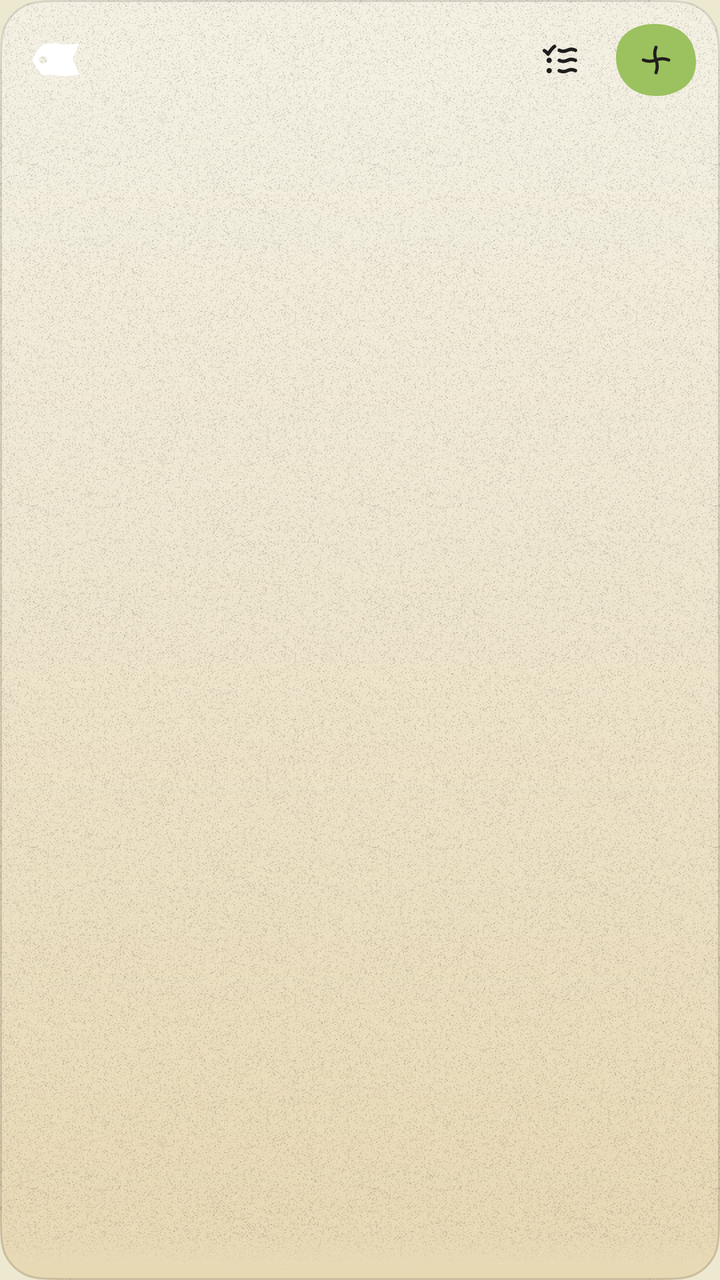
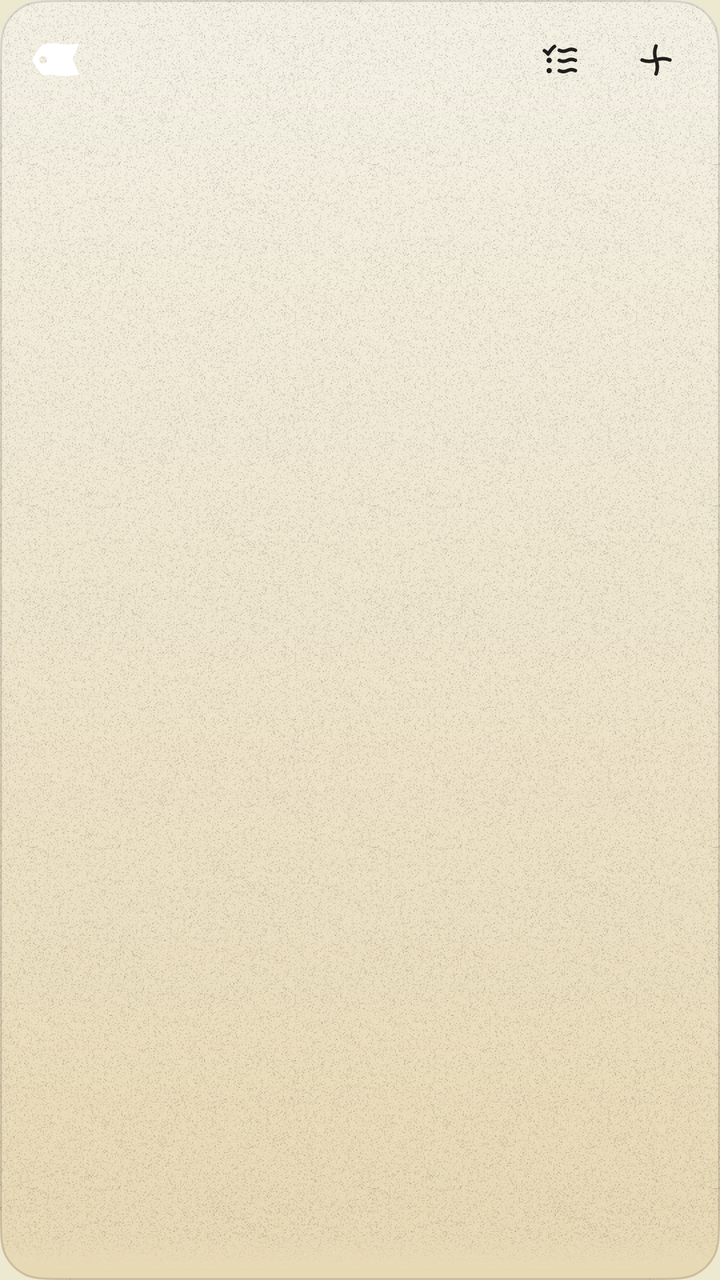

An Android layout rendered at two revisions. The XML below is the earlier revision; the diff shows what the commit changed to produce the second picture.
<!-- AndroidManifest.xml: application theme AppTheme -->
<!-- res/layout/widget_label.xml -->
<?xml version="1.0" encoding="utf-8"?>
<FrameLayout xmlns:android="http://schemas.android.com/apk/res/android"
    android:id="@android:id/background"
    android:clipToOutline="true"
    android:outlineProvider="bounds"
    android:layout_width="match_parent"
    android:layout_height="match_parent"
    android:background="@drawable/wgen_panel_ground"
    android:foreground="@drawable/wgen_panel_edge">

    <LinearLayout
        android:layout_width="match_parent"
        android:layout_height="match_parent"
        android:orientation="vertical">

        <LinearLayout
            android:layout_width="match_parent"
            android:layout_height="wrap_content"
            android:gravity="center_vertical"
            android:orientation="horizontal"
            android:paddingStart="6dp"
            android:paddingTop="6dp"
            android:paddingEnd="8dp"
            android:paddingBottom="4dp">

            <LinearLayout
                android:id="@+id/label_open"
                android:layout_width="0dp"
                android:layout_height="48dp"
                android:layout_weight="1"
                android:background="@drawable/wgen_row_press"
                android:contentDescription="@string/widget_label_open"
                android:gravity="center_vertical"
                android:orientation="horizontal"
                android:paddingStart="10dp"
                android:paddingEnd="8dp">

                <ImageView
                    android:id="@+id/label_tag"
                    android:layout_width="24dp"
                    android:layout_height="17dp"
                    android:importantForAccessibility="no"
                    android:scaleType="fitXY"
                    android:src="@drawable/wgen_tag" />

                
                <FrameLayout
                    android:layout_width="wrap_content"
                    android:layout_height="wrap_content"
                    android:layout_marginStart="10dp">

                    <ImageView
                        android:id="@+id/label_name_image"
                        android:layout_width="wrap_content"
                        android:layout_height="wrap_content"
                        android:visibility="gone" />

                    <ImageView
                        android:id="@+id/label_name_emoji"
                        android:layout_width="wrap_content"
                        android:layout_height="wrap_content"
                        android:importantForAccessibility="no"
                        android:visibility="gone" />

                    <TextView
                        android:id="@+id/label_name"
                        style="@style/WidgetText.Title"
                        android:layout_width="wrap_content"
                        android:layout_height="wrap_content"
                        android:ellipsize="end"
                        android:maxLines="1" />
                </FrameLayout>
            </LinearLayout>

            <ImageView
                android:id="@+id/label_new_list"
                style="@style/WidgetIconButton.Head"
                android:background="@drawable/wgen_press_3"
                android:contentDescription="@string/widget_checklist"
                android:src="@drawable/wgen_g_checklist" />

            
            <FrameLayout
                android:id="@+id/label_new_note"
                android:layout_width="48dp"
                android:layout_height="48dp"
                android:contentDescription="@string/widget_note">

                <ImageView
                    android:layout_width="40dp"
                    android:layout_height="36dp"
                    android:layout_gravity="center"
                    android:background="@drawable/wgen_capture_1"
                    android:duplicateParentState="true"
                    android:importantForAccessibility="no"
                    android:paddingStart="10dp"
                    android:paddingTop="8dp"
                    android:paddingEnd="10dp"
                    android:paddingBottom="8dp"
                    android:scaleType="fitCenter"
                    android:src="@drawable/wgen_g_plus_on_leaf" />
            </FrameLayout>
        </LinearLayout>

        <FrameLayout
            android:layout_width="match_parent"
            android:layout_height="0dp"
            android:layout_weight="1">

            <ListView
                android:id="@+id/label_list"
                android:listSelector="@android:color/transparent"
                android:layout_width="match_parent"
                android:layout_height="match_parent"
                android:clipToPadding="true"
                android:divider="@android:color/transparent"
                android:dividerHeight="8dp"
                android:paddingStart="8dp"
                android:paddingTop="2dp"
                android:paddingEnd="8dp"
                android:paddingBottom="6dp"
                android:scrollbars="none" />

            
            <FrameLayout
                android:layout_width="match_parent"
                android:layout_height="22dp"
                android:layout_gravity="bottom"
                android:background="@drawable/wgen_fade_ground" />

            <LinearLayout
                android:id="@+id/label_static"
                android:layout_width="match_parent"
                android:layout_height="wrap_content"
                android:orientation="vertical"
                android:paddingStart="8dp"
                android:paddingEnd="8dp"
                android:visibility="gone" />

            <LinearLayout
                android:id="@+id/label_empty"
                android:layout_width="match_parent"
                android:layout_height="match_parent"
                android:gravity="center"
                android:orientation="vertical"
                android:paddingBottom="12dp"
                android:visibility="gone">

                <TextView
                    android:id="@+id/w_label_empty"
                    style="@style/WidgetText.Meta"
                    android:layout_width="wrap_content"
                    android:layout_height="wrap_content"
                    android:text="@string/widget_label_empty" />

                <LinearLayout
                    android:id="@+id/label_empty_add"
                    android:layout_width="wrap_content"
                    android:layout_height="48dp"
                    android:layout_marginTop="4dp"
                    android:background="@drawable/wgen_control_press"
                    android:gravity="center_vertical"
                    android:orientation="horizontal"
                    android:paddingStart="12dp"
                    android:paddingEnd="14dp">

                    <ImageView
                        android:layout_width="18dp"
                        android:layout_height="18dp"
                        android:importantForAccessibility="no"
                        android:src="@drawable/wgen_g_plus_link" />

                    <TextView
                        android:id="@+id/w_label_create"
                        style="@style/WidgetText.Action"
                        android:layout_width="wrap_content"
                        android:layout_height="wrap_content"
                        android:layout_marginStart="6dp"
                        android:text="@string/widget_label_create" />
                </LinearLayout>
            </LinearLayout>
        </FrameLayout>
    </LinearLayout>
</FrameLayout>
<!-- resources referenced by this layout -->
<resources>
  <!-- drawable wgen_capture_1 (drawable) -->
  <?xml version="1.0" encoding="utf-8"?>
  <selector xmlns:android="http://schemas.android.com/apk/res/android" android:enterFadeDuration="90" android:exitFadeDuration="380">
    <item android:state_pressed="true"><layer-list>
      <item android:drawable="@drawable/wgen_pebble_1_leaf_given"/>
      <item android:drawable="@drawable/wgen_pebble_1_given"/>
    </layer-list></item>
    <item android:drawable="@drawable/wgen_pebble_1_leaf"/>
  </selector>
  <!-- drawable wgen_g_plus_on_leaf (drawable) -->
  <?xml version="1.0" encoding="utf-8"?>
  <vector xmlns:android="http://schemas.android.com/apk/res/android" android:width="24dp" android:height="24dp" android:viewportWidth="24" android:viewportHeight="24">
    <path android:pathData="M12 4.4C11 6.93 11 9.47 12 12C13 14.53 13 17.07 12 19.6M4.4 12C6.93 13 9.47 13 12 12C14.53 11 17.07 11 19.6 12" android:fillColor="#00000000" android:strokeColor="@color/wgen_on_leaf" android:strokeWidth="1.9" android:strokeLineCap="round" android:strokeLineJoin="round"/>
  </vector>
  <string name="widget_checklist">New list</string>
  <string name="widget_label_create">Create a note</string>
  <string name="widget_label_empty">No notes with this label.</string>
  <string name="widget_label_open">Open the label</string>
  <string name="widget_note">New note</string>
  <style name="WidgetIconButton.Head">
          <item name="android:padding">13dp</item>
          <item name="android:scaleType">fitCenter</item>
      </style>
  <style name="WidgetText.Meta">
          <item name="android:textColor">@color/wgen_ink_muted</item>
          <item name="android:textSize">13sp</item>
          <item name="android:lineHeight">18sp</item>
      </style>
  <style name="WidgetText.Title">
          <item name="android:fontFamily">sans-serif-medium</item>
          <item name="android:textSize">16sp</item>
          <item name="android:lineHeight">22sp</item>
      </style>
  <!-- drawable wgen_pebble_1_leaf_given (drawable) -->
  <?xml version="1.0" encoding="utf-8"?>
  <vector xmlns:android="http://schemas.android.com/apk/res/android" android:width="48dp" android:height="48dp" android:viewportWidth="100" android:viewportHeight="100">
    <path android:pathData="M50.18,0.03 C28.99,-0.42 9.15,11.7 2.58,32.4 C-4.59,54.71 3.56,79.94 23.42,92.59 C43.07,104.72 69.67,101.64 86.01,85.68 C100.87,71.2 103.71,47.96 95.37,28.9 C87.44,10.71 70.38,0.48 50.18,0.03 Z" android:fillColor="@color/wgen_leaf"/>
  </vector>
  <!-- drawable wgen_pebble_1_given (drawable) -->
  <?xml version="1.0" encoding="utf-8"?>
  <vector xmlns:android="http://schemas.android.com/apk/res/android" android:width="48dp" android:height="48dp" android:viewportWidth="100" android:viewportHeight="100">
    <path android:pathData="M50.18,0.03 C28.99,-0.42 9.15,11.7 2.58,32.4 C-4.59,54.71 3.56,79.94 23.42,92.59 C43.07,104.72 69.67,101.64 86.01,85.68 C100.87,71.2 103.71,47.96 95.37,28.9 C87.44,10.71 70.38,0.48 50.18,0.03 Z" android:fillColor="@color/wgen_press"/>
  </vector>
  <!-- drawable wgen_pebble_1_leaf (drawable) -->
  <?xml version="1.0" encoding="utf-8"?>
  <vector xmlns:android="http://schemas.android.com/apk/res/android" android:width="48dp" android:height="48dp" android:viewportWidth="100" android:viewportHeight="100">
    <path android:pathData="M50.18,0.07 C28.63,-0.99 7.08,9.67 1.69,32.07 C-3.7,54.48 3.85,80.08 23.24,92.88 C42.63,104.61 70.65,101.41 86.81,86.48 C101.89,72.61 102.97,48.08 95.43,28.87 C87.89,9.67 71.72,1.14 50.18,0.07 Z" android:fillColor="@color/wgen_leaf"/>
  </vector>
  <color name="wgen_ground_bottom">#FFE8D9B5</color>
  <color name="wgen_ground_bottom_clear">#00E8D9B5</color>
  <color name="wgen_ink">#FF201E1D</color>
  <color name="wgen_link">#FF8C491A</color>
  <color name="wgen_on_leaf">#FF201E1D</color>
  <color name="wgen_hairline">#24201E1D</color>
  <color name="wgen_ink_muted">#FF5A574E</color>
  <color name="window_ground">#EDE8D0</color>
  <color name="wgen_leaf">#FF9CC15F</color>
  <color name="wgen_press">#1A201E1D</color>
  <!-- unchanged entries left out for length: 29 -->
</resources>

<!-- the commit's change to res/layout/widget_label.xml (unified diff, before → after) -->
@@ -80,26 +80,12 @@
                 android:src="@drawable/wgen_g_checklist" />
 
             
-            <FrameLayout
+            <ImageView
                 android:id="@+id/label_new_note"
-                android:layout_width="48dp"
-                android:layout_height="48dp"
-                android:contentDescription="@string/widget_note">
-
-                <ImageView
-                    android:layout_width="40dp"
-                    android:layout_height="36dp"
-                    android:layout_gravity="center"
-                    android:background="@drawable/wgen_capture_1"
-                    android:duplicateParentState="true"
-                    android:importantForAccessibility="no"
-                    android:paddingStart="10dp"
-                    android:paddingTop="8dp"
-                    android:paddingEnd="10dp"
-                    android:paddingBottom="8dp"
-                    android:scaleType="fitCenter"
-                    android:src="@drawable/wgen_g_plus_on_leaf" />
-            </FrameLayout>
+                style="@style/WidgetIconButton.Head"
+                android:background="@drawable/wgen_press_0"
+                android:contentDescription="@string/widget_note"
+                android:src="@drawable/wgen_g_plus" />
         </LinearLayout>
 
         <FrameLayout
<!-- resource entries referenced after the edit -->
@@ -1,19 +1,16 @@
 <!-- resources referenced by this layout -->
 <resources>
-  <!-- drawable wgen_capture_1 (drawable) -->
-  <?xml version="1.0" encoding="utf-8"?>
-  <selector xmlns:android="http://schemas.android.com/apk/res/android" android:enterFadeDuration="90" android:exitFadeDuration="380">
-    <item android:state_pressed="true"><layer-list>
-      <item android:drawable="@drawable/wgen_pebble_1_leaf_given"/>
-      <item android:drawable="@drawable/wgen_pebble_1_given"/>
-    </layer-list></item>
-    <item android:drawable="@drawable/wgen_pebble_1_leaf"/>
-  </selector>
-  <!-- drawable wgen_g_plus_on_leaf (drawable) -->
+  <!-- drawable wgen_g_plus (drawable) -->
   <?xml version="1.0" encoding="utf-8"?>
   <vector xmlns:android="http://schemas.android.com/apk/res/android" android:width="24dp" android:height="24dp" android:viewportWidth="24" android:viewportHeight="24">
-    <path android:pathData="M12 4.4C11 6.93 11 9.47 12 12C13 14.53 13 17.07 12 19.6M4.4 12C6.93 13 9.47 13 12 12C14.53 11 17.07 11 19.6 12" android:fillColor="#00000000" android:strokeColor="@color/wgen_on_leaf" android:strokeWidth="1.9" android:strokeLineCap="round" android:strokeLineJoin="round"/>
+    <path android:pathData="M12 4.4C11 6.93 11 9.47 12 12C13 14.53 13 17.07 12 19.6M4.4 12C6.93 13 9.47 13 12 12C14.53 11 17.07 11 19.6 12" android:fillColor="#00000000" android:strokeColor="@color/wgen_ink" android:strokeWidth="1.9" android:strokeLineCap="round" android:strokeLineJoin="round"/>
   </vector>
+  <!-- drawable wgen_press_0 (drawable) -->
+  <?xml version="1.0" encoding="utf-8"?>
+  <selector xmlns:android="http://schemas.android.com/apk/res/android" android:enterFadeDuration="90" android:exitFadeDuration="150">
+    <item android:state_pressed="true"><inset android:inset="2dp" android:drawable="@drawable/wgen_pebble_0_given"/></item>
+    <item android:drawable="@android:color/transparent"/>
+  </selector>
   <string name="widget_checklist">New list</string>
   <string name="widget_label_create">Create a note</string>
   <string name="widget_label_empty">No notes with this label.</string>
@@ -33,30 +30,18 @@
           <item name="android:textSize">16sp</item>
           <item name="android:lineHeight">22sp</item>
       </style>
-  <!-- drawable wgen_pebble_1_leaf_given (drawable) -->
-  <?xml version="1.0" encoding="utf-8"?>
-  <vector xmlns:android="http://schemas.android.com/apk/res/android" android:width="48dp" android:height="48dp" android:viewportWidth="100" android:viewportHeight="100">
-    <path android:pathData="M50.18,0.03 C28.99,-0.42 9.15,11.7 2.58,32.4 C-4.59,54.71 3.56,79.94 23.42,92.59 C43.07,104.72 69.67,101.64 86.01,85.68 C100.87,71.2 103.71,47.96 95.37,28.9 C87.44,10.71 70.38,0.48 50.18,0.03 Z" android:fillColor="@color/wgen_leaf"/>
-  </vector>
-  <!-- drawable wgen_pebble_1_given (drawable) -->
-  <?xml version="1.0" encoding="utf-8"?>
-  <vector xmlns:android="http://schemas.android.com/apk/res/android" android:width="48dp" android:height="48dp" android:viewportWidth="100" android:viewportHeight="100">
-    <path android:pathData="M50.18,0.03 C28.99,-0.42 9.15,11.7 2.58,32.4 C-4.59,54.71 3.56,79.94 23.42,92.59 C43.07,104.72 69.67,101.64 86.01,85.68 C100.87,71.2 103.71,47.96 95.37,28.9 C87.44,10.71 70.38,0.48 50.18,0.03 Z" android:fillColor="@color/wgen_press"/>
-  </vector>
-  <!-- drawable wgen_pebble_1_leaf (drawable) -->
-  <?xml version="1.0" encoding="utf-8"?>
-  <vector xmlns:android="http://schemas.android.com/apk/res/android" android:width="48dp" android:height="48dp" android:viewportWidth="100" android:viewportHeight="100">
-    <path android:pathData="M50.18,0.07 C28.63,-0.99 7.08,9.67 1.69,32.07 C-3.7,54.48 3.85,80.08 23.24,92.88 C42.63,104.61 70.65,101.41 86.81,86.48 C101.89,72.61 102.97,48.08 95.43,28.87 C87.89,9.67 71.72,1.14 50.18,0.07 Z" android:fillColor="@color/wgen_leaf"/>
-  </vector>
   <color name="wgen_ground_bottom">#FFE8D9B5</color>
   <color name="wgen_ground_bottom_clear">#00E8D9B5</color>
   <color name="wgen_ink">#FF201E1D</color>
   <color name="wgen_link">#FF8C491A</color>
-  <color name="wgen_on_leaf">#FF201E1D</color>
   <color name="wgen_hairline">#24201E1D</color>
+  <!-- drawable wgen_pebble_0_given (drawable) -->
+  <?xml version="1.0" encoding="utf-8"?>
+  <vector xmlns:android="http://schemas.android.com/apk/res/android" android:width="48dp" android:height="48dp" android:viewportWidth="100" android:viewportHeight="100">
+    <path android:pathData="M49.82,0.03 C71.01,-0.42 90.85,11.7 97.42,32.4 C104.59,54.71 96.44,79.94 76.58,92.59 C56.93,104.72 30.33,101.64 13.99,85.68 C-0.87,71.2 -3.71,47.96 4.63,28.9 C12.56,10.71 29.62,0.48 49.82,0.03 Z" android:fillColor="@color/wgen_press"/>
+  </vector>
   <color name="wgen_ink_muted">#FF5A574E</color>
   <color name="window_ground">#EDE8D0</color>
-  <color name="wgen_leaf">#FF9CC15F</color>
   <color name="wgen_press">#1A201E1D</color>
   <!-- unchanged entries left out for length: 29 -->
 </resources>
